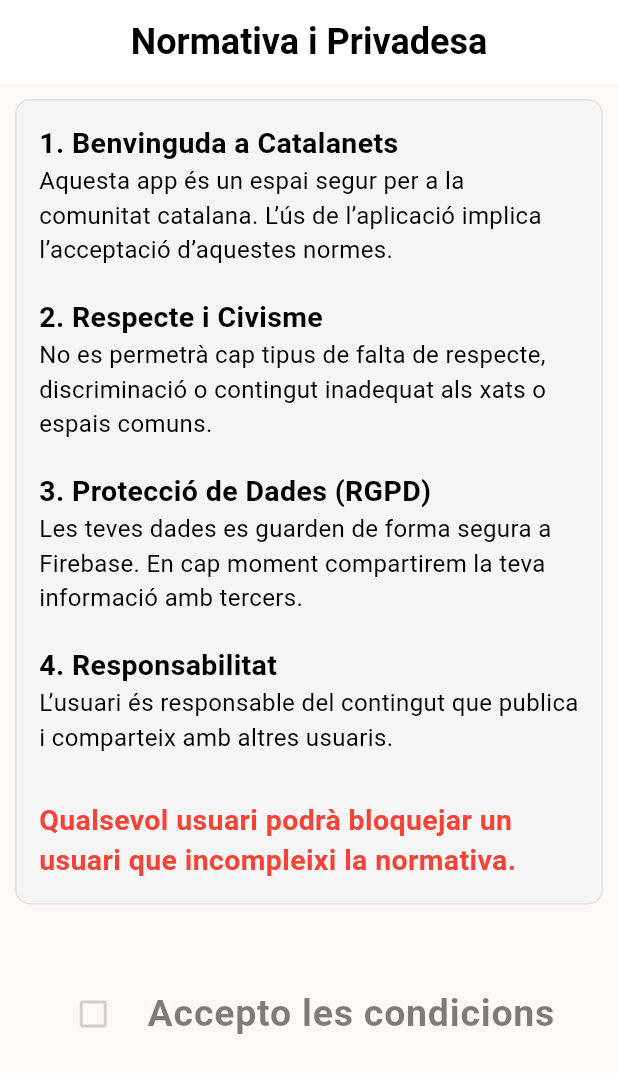
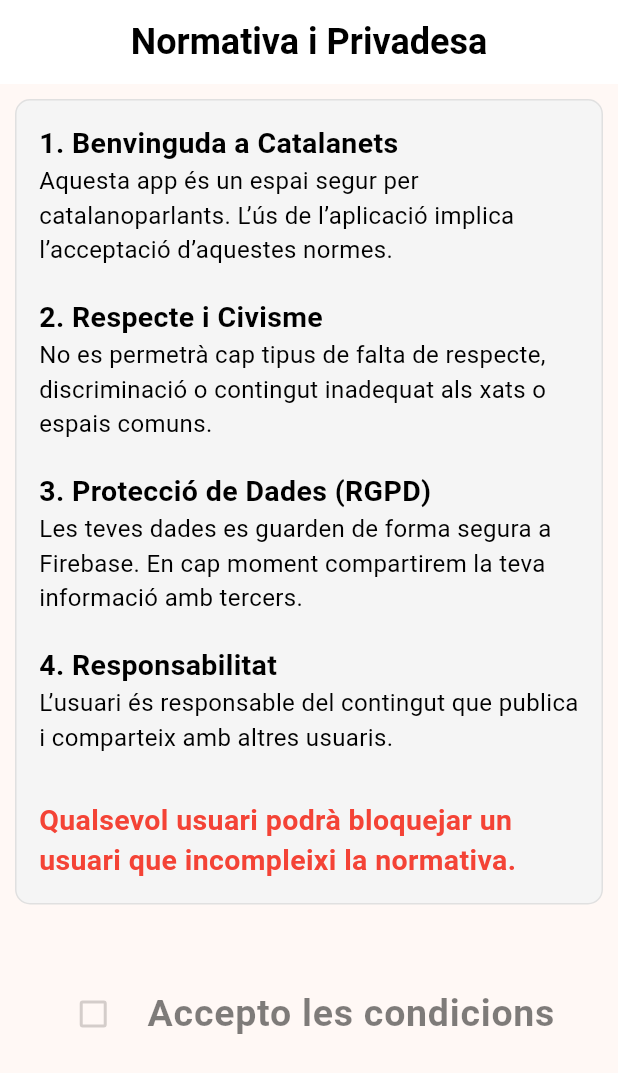
Before and after one commit to dbdev1711/catalanets, a Flutter app: the screen it shows after launch, on a phone screen of 412 x 824 dp. Shown: the top 1073 px of the screen. Run offline on Flutter 3.47's test engine with Material 3 defaults, Android fonts, the phone set to English and light mode, and no system bars; our stand-ins replace cloud_firestore, firebase_auth, firebase_core, firebase_storage, image_picker, shared_preferences; accounts and stored records are empty.

Commit message:
Modifico text normativa

```diff
--- a/lib/screens/log_in.dart
+++ b/lib/screens/log_in.dart
@@ -44,9 +44,8 @@ class _LogInState extends State<LogIn> {
 
         if (user != null) {
           final hora = DateTime.now().hour;
-          String salutacio = (hora >= 6 && hora < 13)
-              ? "Bon dia!"
-              : (hora >= 13 && hora < 21) ? "Bona tarda!" : "Bona nit!";
+          String salutacio = (hora >= 6 && hora < 13) ?
+            "Bon dia!" : (hora >= 13 && hora < 21) ? "Bona tarda!" : "Bona nit!";
 
           showSnackBar(context, salutacio, color: Colors.green);
 
@@ -59,8 +58,8 @@ class _LogInState extends State<LogIn> {
       on FirebaseAuthException catch (e) {
         if (!mounted) return;
         setState(() => _isLoading = false);
+        String missatgeError;
 
-        String missatgeError;
         switch (e.code) {
           case 'invalid-credential':
             missatgeError = "El correu o la contrasenya no són correctes.";
@@ -83,7 +82,6 @@ class _LogInState extends State<LogIn> {
           default:
             missatgeError = "Error en l'autenticació: ${e.code}";
         }
-
         showSnackBar(context, missatgeError, color: Colors.red);
       }
       catch (e) {
--- a/lib/screens/normativa.dart
+++ b/lib/screens/normativa.dart
@@ -74,7 +74,7 @@ class _NormativaState extends State<Normativa> {
                     crossAxisAlignment: CrossAxisAlignment.start,
                     children: [
                       Text('1. Benvinguda a Catalanets', style: AppStyles.normativaTitol),
-                      Text('Aquesta app és un espai segur per a la comunitat catalana. L’ús de l’aplicació implica l’acceptació d’aquestes normes.', style: AppStyles.normativaText),
+                      Text('Aquesta app és un espai segur per catalanoparlants. L’ús de l’aplicació implica l’acceptació d’aquestes normes.', style: AppStyles.normativaText),
                       AppStyles.sizedBoxHeight20,
                       Text('2. Respecte i Civisme', style: AppStyles.normativaTitol),
                       Text('No es permetrà cap tipus de falta de respecte, discriminació o contingut inadequat als xats o espais comuns.', style: AppStyles.normativaText),
```
